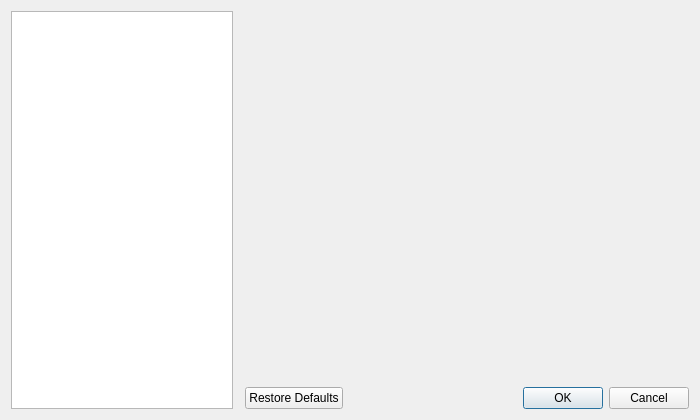
Above: ui_files/backend_selection.ui from VoxelCubes/DeepQt before the change. Below: the same form after it.
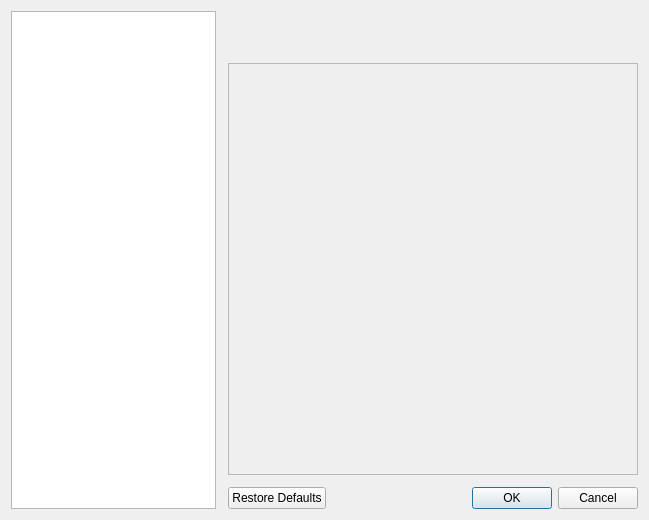
That is the form after the change. Custom widgets are drawn as their Qt base class.

```diff
--- a/ui_files/backend_selection.ui
+++ b/ui_files/backend_selection.ui
@@ -6,8 +6,8 @@
    <rect>
     <x>0</x>
     <y>0</y>
-    <width>700</width>
-    <height>420</height>
+    <width>649</width>
+    <height>520</height>
    </rect>
   </property>
   <property name="windowTitle">
@@ -21,7 +21,7 @@
     <widget class="QListWidget" name="listWidget_backends"/>
    </item>
    <item>
-    <layout class="QVBoxLayout" name="verticalLayout" stretch="0,1,0">
+    <layout class="QVBoxLayout" name="verticalLayout">
      <property name="spacing">
       <number>12</number>
      </property>
@@ -50,6 +50,26 @@
        </property>
       </widget>
      </item>
+     <item>
+      <widget class="QScrollArea" name="scrollArea">
+       <property name="horizontalScrollBarPolicy">
+        <enum>Qt::ScrollBarAlwaysOff</enum>
+       </property>
+       <property name="widgetResizable">
+        <bool>true</bool>
+       </property>
+       <widget class="BackendSettings" name="backend_settings">
+        <property name="geometry">
+         <rect>
+          <x>0</x>
+          <y>0</y>
+          <width>411</width>
+          <height>382</height>
+         </rect>
+        </property>
+       </widget>
+      </widget>
+     </item>
      <item>
       <widget class="QDialogButtonBox" name="buttonBox">
        <property name="orientation">
@@ -64,6 +84,14 @@
    </item>
   </layout>
  </widget>
+ <customwidgets>
+  <customwidget>
+   <class>BackendSettings</class>
+   <extends>QWidget</extends>
+   <header>deepqt.backend_settings</header>
+   <container>1</container>
+  </customwidget>
+ </customwidgets>
  <resources/>
  <connections>
   <connection>
```
Left out of the diff: 8 changed lines with no effect on the pictures.
